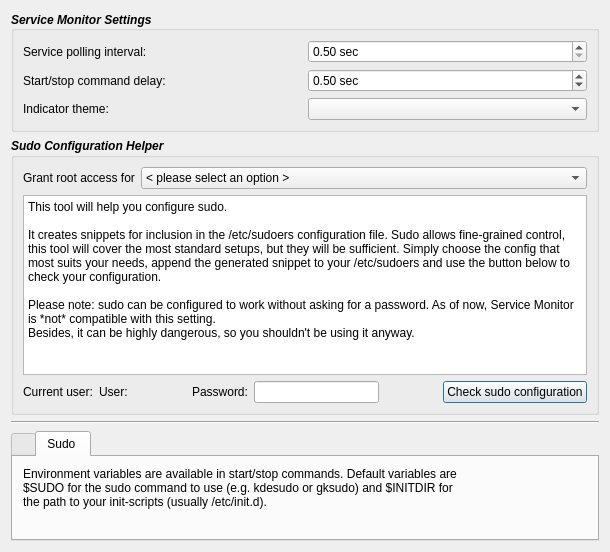
Old version of the form contents/code/dialogs/Settings.ui in the repository mbleichner/service-monitor.
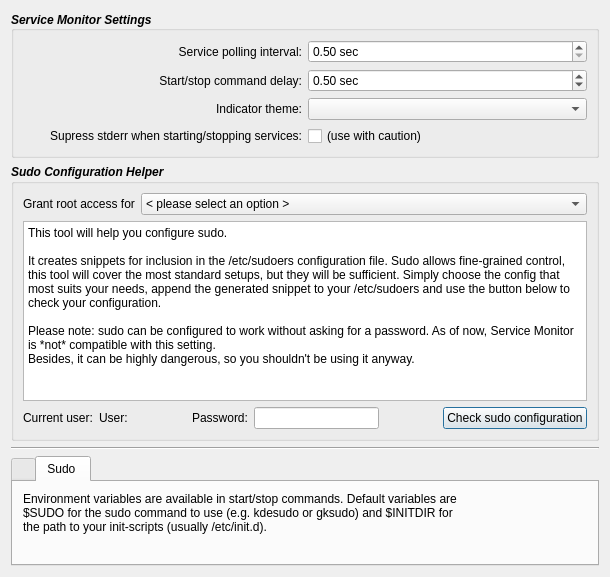
New version of the form. Icons and pictures are not drawn.

Commit message: option to suppress stdout

Diff of the .ui file:
```diff
--- a/contents/code/dialogs/Settings.ui
+++ b/contents/code/dialogs/Settings.ui
@@ -42,6 +42,9 @@
         <property name="text">
          <string>Service polling interval:</string>
         </property>
+        <property name="alignment">
+         <set>Qt::AlignRight|Qt::AlignTrailing|Qt::AlignVCenter</set>
+        </property>
        </widget>
       </item>
       <item row="0" column="1">
@@ -82,6 +85,9 @@
         <property name="text">
          <string>Start/stop command delay:</string>
         </property>
+        <property name="alignment">
+         <set>Qt::AlignRight|Qt::AlignTrailing|Qt::AlignVCenter</set>
+        </property>
        </widget>
       </item>
       <item row="1" column="1">
@@ -126,6 +132,9 @@
         <property name="text">
          <string>Indicator theme:</string>
         </property>
+        <property name="alignment">
+         <set>Qt::AlignRight|Qt::AlignTrailing|Qt::AlignVCenter</set>
+        </property>
        </widget>
       </item>
       <item row="2" column="1">
@@ -139,6 +148,40 @@
         </property>
        </widget>
       </item>
+      <item row="3" column="0">
+       <widget class="QLabel" name="label_9">
+        <property name="font">
+         <font>
+          <weight>50</weight>
+          <italic>false</italic>
+          <bold>false</bold>
+         </font>
+        </property>
+        <property name="text">
+         <string>Supress stderr when starting/stopping services:</string>
+        </property>
+        <property name="alignment">
+         <set>Qt::AlignRight|Qt::AlignTrailing|Qt::AlignVCenter</set>
+        </property>
+       </widget>
+      </item>
+      <item row="3" column="1">
+       <widget class="QCheckBox" name="suppressStdoutCheckBox">
+        <property name="enabled">
+         <bool>true</bool>
+        </property>
+        <property name="font">
+         <font>
+          <weight>50</weight>
+          <italic>false</italic>
+          <bold>false</bold>
+         </font>
+        </property>
+        <property name="text">
+         <string>(use with caution)</string>
+        </property>
+       </widget>
+      </item>
      </layout>
     </widget>
    </item>
```
Left out of the diff: 1 changed line with no effect on the pictures. The commit also changes 8 other files.
